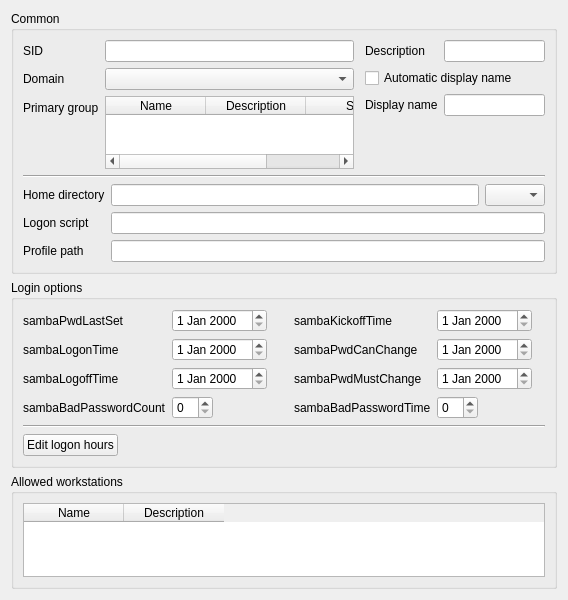
Above: agent/src/clacks/agent/data/templates/default/user-samba.ui from gonicus/clacks before the change. Below: the same form after it.
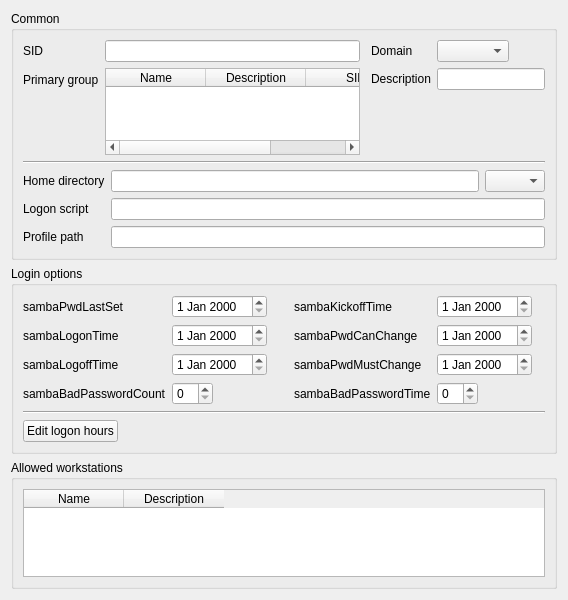
That is the form after the change. Icons and pictures are not drawn.

What changed in the file:
```diff
--- a/agent/src/clacks/agent/data/templates/default/user-samba.ui
+++ b/agent/src/clacks/agent/data/templates/default/user-samba.ui
@@ -41,19 +41,6 @@
           <item row="0" column="1">
            <widget class="QLineEdit" name="sambaSIDEdit"/>
           </item>
-          <item row="1" column="0">
-           <widget class="QLabel" name="sambaDomainNameLabel">
-            <property name="text">
-             <string>Domain</string>
-            </property>
-            <property name="buddy">
-             <cstring>sambaDomainNameEdit</cstring>
-            </property>
-           </widget>
-          </item>
-          <item row="1" column="1">
-           <widget class="QComboBox" name="sambaDomainNameEdit"/>
-          </item>
           <item row="2" column="0">
            <widget class="QLabel" name="sambaPrimaryGroupSIDLabel">
             <property name="text">
@@ -106,7 +93,23 @@
         </item>
         <item>
          <layout class="QFormLayout" name="formLayout_3">
+          <property name="fieldGrowthPolicy">
+           <enum>QFormLayout::ExpandingFieldsGrow</enum>
+          </property>
           <item row="0" column="0">
+           <widget class="QLabel" name="sambaDomainNameLabel">
+            <property name="text">
+             <string>Domain</string>
+            </property>
+            <property name="buddy">
+             <cstring>sambaDomainNameEdit</cstring>
+            </property>
+           </widget>
+          </item>
+          <item row="0" column="1">
+           <widget class="QComboBox" name="sambaDomainNameEdit"/>
+          </item>
+          <item row="1" column="0">
            <widget class="QLabel" name="descriptionLabel">
             <property name="text">
              <string>Description</string>
@@ -116,29 +119,9 @@
             </property>
            </widget>
           </item>
-          <item row="0" column="1">
+          <item row="1" column="1">
            <widget class="QLineEdit" name="descriptionEdit"/>
           </item>
-          <item row="1" column="0" colspan="2">
-           <widget class="QCheckBox" name="checkBox">
-            <property name="text">
-             <string>Automatic display name</string>
-            </property>
-           </widget>
-          </item>
-          <item row="2" column="0">
-           <widget class="QLabel" name="displayNameLabel">
-            <property name="text">
-             <string>Display name</string>
-            </property>
-            <property name="buddy">
-             <cstring>displayNameEdit</cstring>
-            </property>
-           </widget>
-          </item>
-          <item row="2" column="1">
-           <widget class="QLineEdit" name="displayNameEdit"/>
-          </item>
          </layout>
         </item>
        </layout>
```
Left out of the diff: 19 changed lines with no effect on the pictures.
